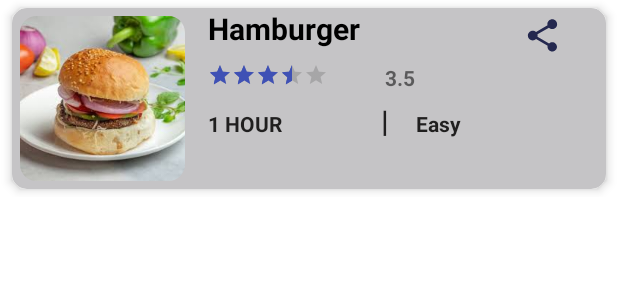
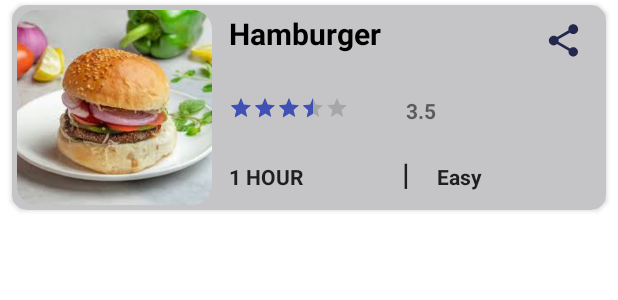
Before and after one commit to Mohameddekow/RecyclerView, an Android app: the layout person_layout.xml on its own in the app's theme, with its tools: preview values and no code run, on a phone screen of 412 x 824 dp. Shown: the top 300 px of the screen. Run offline under Robolectric (Android 15) with nearby library versions, the phone set to English and light mode, and no system bars.

Commit message:
Improved the UI

```diff
--- a/app/src/main/java/com/example/recyclerview/MainActivity.kt
+++ b/app/src/main/java/com/example/recyclerview/MainActivity.kt
@@ -18,8 +18,8 @@ class MainActivity : AppCompatActivity() {
         setContentView(binding.root)
 
         binding.apply {
-            mainRecyclerView.layoutManager = LinearLayoutManager(this@MainActivity)
-            mainRecyclerView.adapter = FoodAdapter(this@MainActivity,FoodObject.myFood)
+            foodRecyclerView.layoutManager = LinearLayoutManager(this@MainActivity)
+            foodRecyclerView.adapter = FoodAdapter(this@MainActivity,FoodObject.myFood)
         }
 
     }
--- a/app/src/main/res/layout/activity_main.xml
+++ b/app/src/main/res/layout/activity_main.xml
@@ -1,15 +1,14 @@
 <?xml version="1.0" encoding="utf-8"?>
 <androidx.constraintlayout.widget.ConstraintLayout xmlns:android="http://schemas.android.com/apk/res/android"
-    xmlns:app="http://schemas.android.com/apk/res-auto"
     xmlns:tools="http://schemas.android.com/tools"
     android:layout_width="match_parent"
     android:layout_height="match_parent"
     tools:context=".MainActivity">
 
     <androidx.recyclerview.widget.RecyclerView
+        android:id="@+id/foodRecyclerView"
         android:layout_width="match_parent"
-        android:layout_height="match_parent"
-        android:id="@+id/mainRecyclerView">
+        android:layout_height="match_parent">
 
     </androidx.recyclerview.widget.RecyclerView>
 
--- a/app/src/main/res/layout/person_layout.xml
+++ b/app/src/main/res/layout/person_layout.xml
@@ -1,7 +1,6 @@
 <?xml version="1.0" encoding="utf-8"?>
 <androidx.constraintlayout.widget.ConstraintLayout
     xmlns:android="http://schemas.android.com/apk/res/android"
-    xmlns:tools="http://schemas.android.com/tools"
     android:layout_width="match_parent"
     android:layout_height="wrap_content"
     android:backgroundTint="@color/cardColor"
@@ -11,8 +10,8 @@
         android:layout_width="match_parent"
         android:layout_height="wrap_content"
         app:cardCornerRadius="10dp"
-        app:cardElevation="04dp"
-        android:layout_marginVertical="5dp"
+        app:cardElevation="02dp"
+        android:layout_marginVertical="3dp"
         android:layout_marginHorizontal="08dp"
         android:backgroundTint="@color/cardColor"
         app:layout_constraintEnd_toEndOf="parent"
@@ -30,7 +29,7 @@
                 android:layout_width="0dp"
                 android:layout_height="wrap_content"
                 android:orientation="horizontal"
-                android:layout_margin="5dp"
+                android:layout_margin="3dp"
                 app:layout_constraintTop_toTopOf="parent"
                 app:layout_constraintBottom_toBottomOf="parent"
                 app:layout_constraintEnd_toEndOf="parent"
@@ -39,17 +38,13 @@
                <LinearLayout
                    android:layout_width="wrap_content"
                    android:layout_height="wrap_content"
-                   android:layout_marginEnd="15dp"
+                   android:layout_marginEnd="11dp"
                    android:orientation="vertical">
 
                    <com.google.android.material.imageview.ShapeableImageView
                        android:id="@+id/foodImage"
-                       android:layout_width="wrap_content"
+                       android:layout_width="130dp"
                        android:layout_height="wrap_content"
-                       android:maxWidth="110dp"
-                       android:minWidth="130dp"
-                       android:minHeight="100dp"
-                       android:maxHeight="130dp"
                        android:adjustViewBounds="true"
                        android:scaleType="fitCenter"
                        android:contentDescription="@string/foodImage"
@@ -59,9 +54,11 @@
                        />
                </LinearLayout>
 
-              <LinearLayout
+              <androidx.constraintlayout.widget.ConstraintLayout
                     android:layout_width="match_parent"
-                    android:layout_height="wrap_content"
+                    android:layout_height="match_parent"
+                    android:layout_marginTop="07dp"
+                    android:layout_marginBottom="07dp"
                     android:orientation="vertical">
 
 
@@ -69,6 +66,10 @@
                             android:layout_width="match_parent"
                             android:layout_height="wrap_content"
                             android:textAlignment="center"
+                            app:layout_constraintTop_toTopOf="parent"
+                            app:layout_constraintStart_toStartOf="parent"
+                            app:layout_constraintEnd_toEndOf="parent"
+                            android:id="@+id/foodNameLayout"
                             android:orientation="horizontal">
 
                             <TextView
@@ -84,14 +85,13 @@
                                 android:textStyle="bold"
                                 />
                             <FrameLayout
-                                android:layout_marginLeft="80dp"
+                                android:layout_marginStart="80dp"
                                 android:layout_width="wrap_content"
                                 android:layout_height="wrap_content">
                                 <TextView
                                     android:id="@+id/shareBtn"
                                     android:layout_width="wrap_content"
                                     android:layout_height="wrap_content"
-
                                     app:drawableStartCompat="@drawable/ic_share" />
                             </FrameLayout>
 
@@ -101,6 +101,11 @@
                             android:layout_width="match_parent"
                             android:layout_height="wrap_content"
                             android:layout_marginTop="05dp"
+                            app:layout_constraintTop_toBottomOf="@id/foodNameLayout"
+                            app:layout_constraintStart_toStartOf="@id/foodNameLayout"
+                            app:layout_constraintEnd_toEndOf="@id/foodNameLayout"
+                            app:layout_constraintBottom_toTopOf="@id/foodTimeLayout"
+                            android:id="@+id/foodRatingLayout"
                             android:orientation="horizontal">
 
                             <RatingBar
@@ -125,6 +130,10 @@
                             android:layout_width="match_parent"
                             android:layout_height="wrap_content"
                             android:orientation="horizontal"
+                            android:id="@+id/foodTimeLayout"
+                            app:layout_constraintStart_toStartOf="@id/foodRatingLayout"
+                            app:layout_constraintBottom_toBottomOf="parent"
+                            app:layout_constraintEnd_toEndOf="@id/foodRatingLayout"
                             android:layout_marginTop="05dp"
                             >
 
@@ -162,7 +171,12 @@
                                 />
                 </LinearLayout>
 
-            </LinearLayout>
+            </androidx.constraintlayout.widget.ConstraintLayout>
+
+<!--                android:maxWidth="110dp"
+                       android:minWidth="130dp"
+                       android:minHeight="100dp"
+                       android:maxHeight="130dp"-->
 
             </LinearLayout>
 
```
